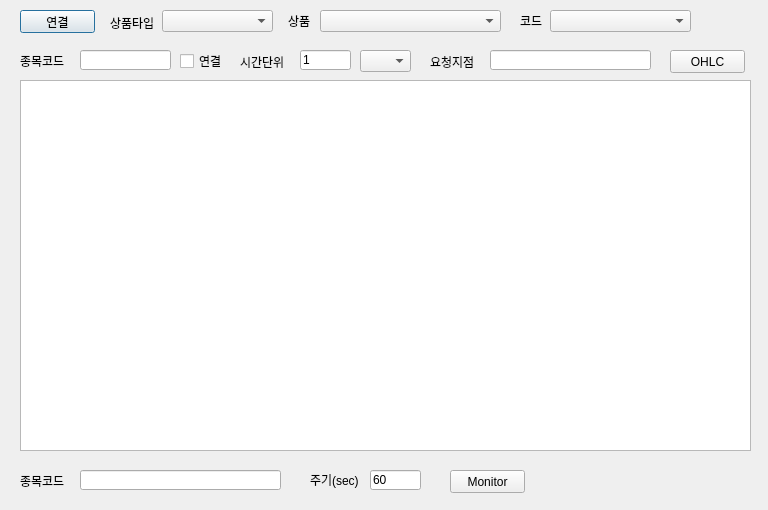
Old version of the form main.ui in the repository pickmoment/hero.
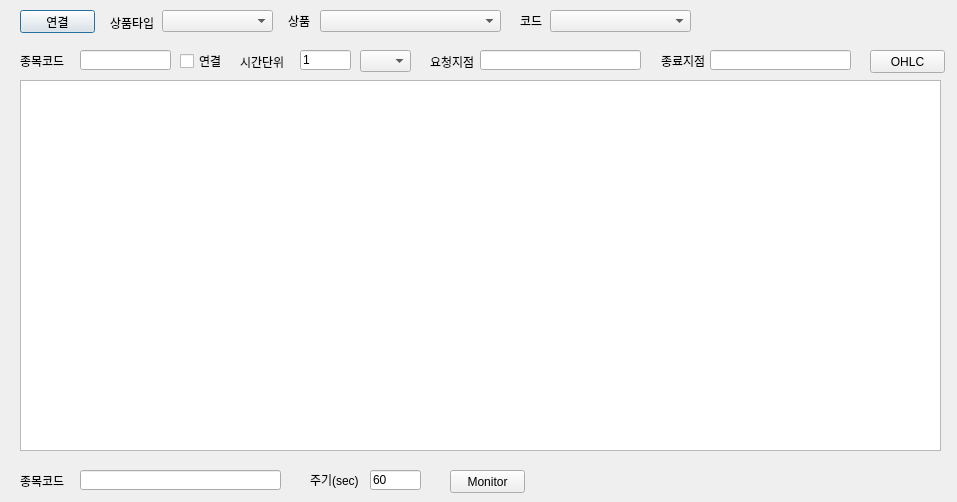
New version of the form.

What changed in the file:
```diff
--- a/main.ui
+++ b/main.ui
@@ -6,8 +6,8 @@
    <rect>
     <x>0</x>
     <y>0</y>
-    <width>768</width>
-    <height>510</height>
+    <width>957</width>
+    <height>502</height>
    </rect>
   </property>
   <property name="windowTitle">
@@ -55,7 +55,7 @@
   <widget class="QPushButton" name="btOhlc">
    <property name="geometry">
     <rect>
-     <x>670</x>
+     <x>870</x>
      <y>50</y>
      <width>75</width>
      <height>23</height>
@@ -70,7 +70,7 @@
     <rect>
      <x>20</x>
      <y>80</y>
-     <width>731</width>
+     <width>921</width>
      <height>371</height>
     </rect>
    </property>
@@ -117,7 +117,7 @@
   <widget class="QLineEdit" name="edNext">
    <property name="geometry">
     <rect>
-     <x>490</x>
+     <x>480</x>
      <y>50</y>
      <width>161</width>
      <height>20</height>
@@ -281,6 +281,29 @@
     <string>Monitor</string>
    </property>
   </widget>
+  <widget class="QLabel" name="label_9">
+   <property name="geometry">
+    <rect>
+     <x>661</x>
+     <y>51</y>
+     <width>56</width>
+     <height>20</height>
+    </rect>
+   </property>
+   <property name="text">
+    <string>종료지점</string>
+   </property>
+  </widget>
+  <widget class="QLineEdit" name="edLast">
+   <property name="geometry">
+    <rect>
+     <x>710</x>
+     <y>50</y>
+     <width>141</width>
+     <height>20</height>
+    </rect>
+   </property>
+  </widget>
  </widget>
  <tabstops>
   <tabstop>btConnect</tabstop>
```
